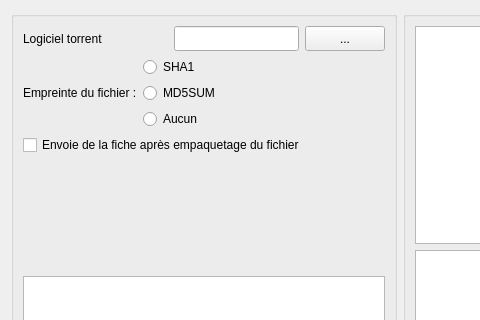
Qt form src/View/encodepane.ui (cinemaouvert/OCT) before a commit; both pictures show x 0 to 480 and y 0 to 320 of the 800 by 600 pixel window.
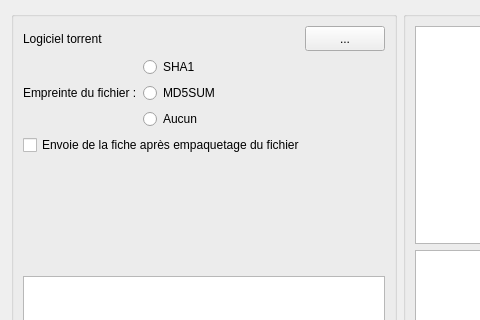
The same form after that commit. Custom widgets are drawn as their Qt base class.

Commit message: Added torrent software field in EncodePane.

```diff
--- a/src/View/encodepane.ui
+++ b/src/View/encodepane.ui
@@ -51,13 +51,16 @@
            </spacer>
           </item>
           <item>
-           <widget class="QLineEdit" name="lineEditTorrentSoftware">
+           <widget class="QLabel" name="labelTorrentSoftwarePath">
             <property name="minimumSize">
              <size>
               <width>125</width>
               <height>25</height>
              </size>
             </property>
+            <property name="text">
+             <string/>
+            </property>
            </widget>
           </item>
           <item>
```
The commit also changes 6 other files.
